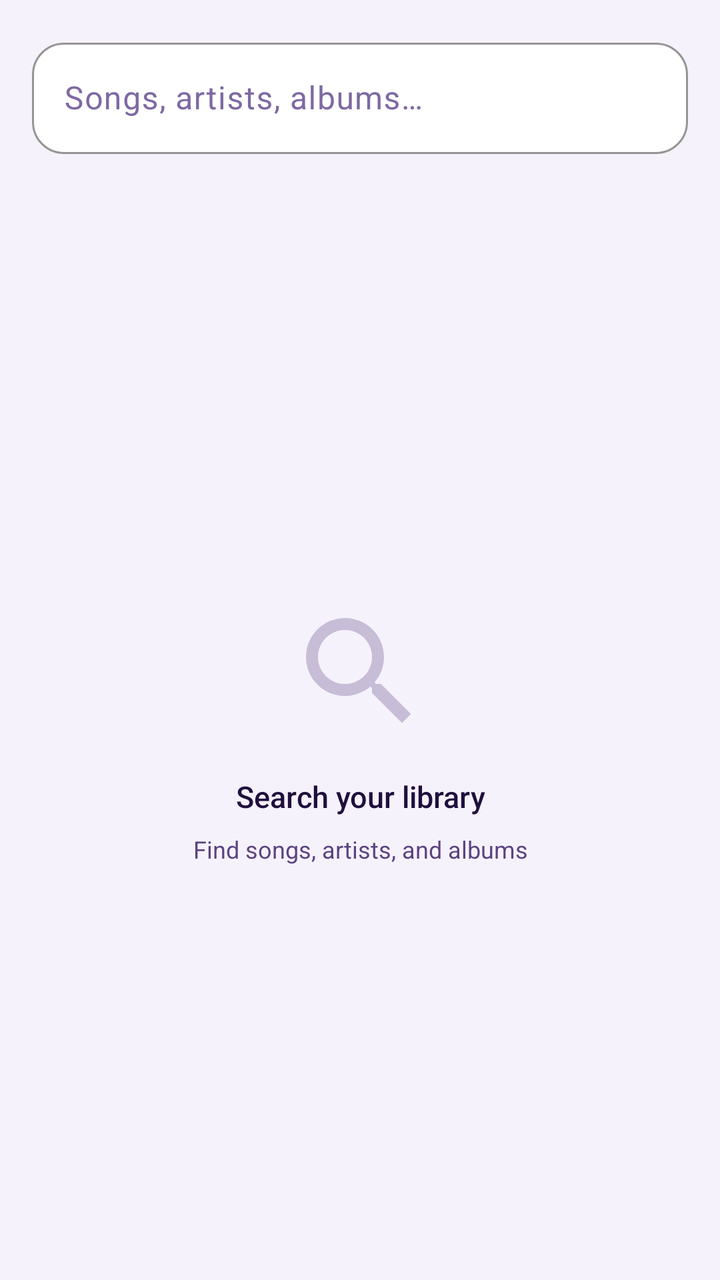
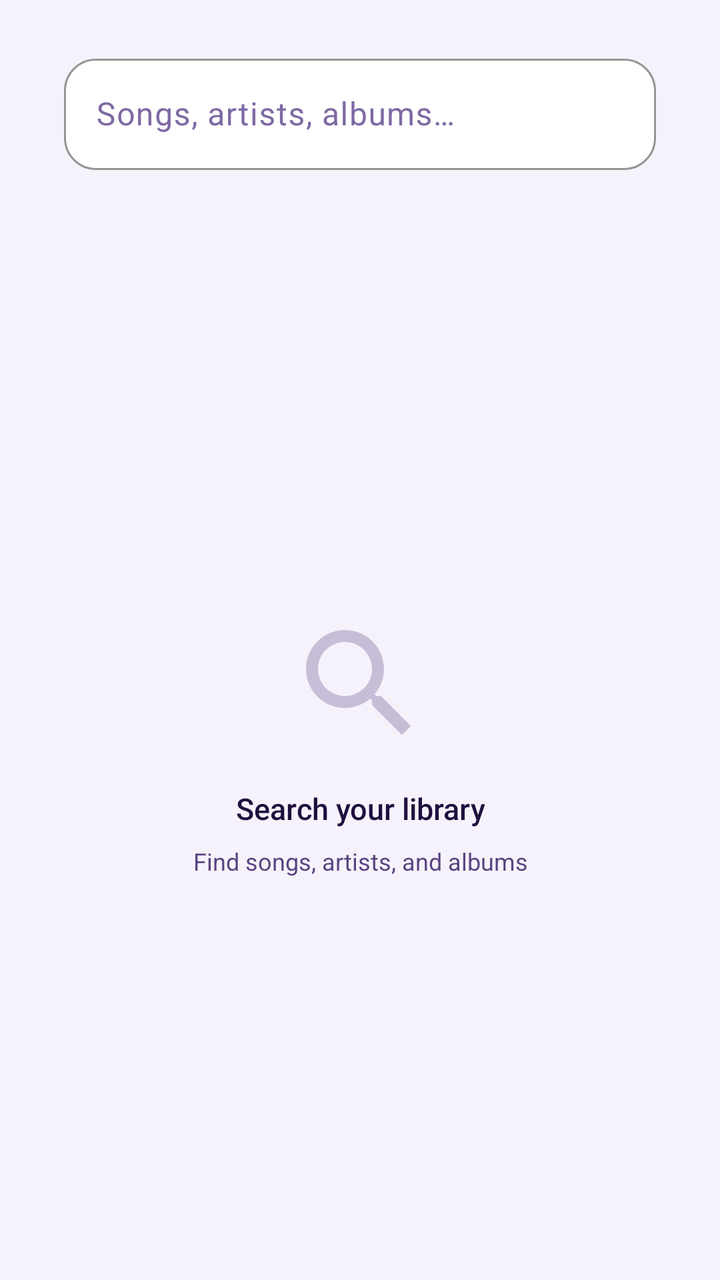

Compare the two renders of this Android layout. The source of the first and the diff that turns it into the second are given below.
<!-- AndroidManifest.xml: application theme Theme.Swara -->
<!-- res/layout/fragment_search.xml -->
<?xml version="1.0" encoding="utf-8"?>
<LinearLayout xmlns:android="http://schemas.android.com/apk/res/android"
    android:layout_width="match_parent"
    android:layout_height="match_parent"
    android:orientation="vertical"
    android:background="?android:attr/colorBackground">

    
    <LinearLayout
        android:layout_width="match_parent"
        android:layout_height="wrap_content"
        android:orientation="horizontal"
        android:padding="@dimen/dp_16"
        android:gravity="center_vertical">

        <com.google.android.material.textfield.TextInputLayout
            android:id="@+id/tilSearch"
            style="@style/Widget.Swara.TextField"
            android:layout_width="0dp"
            android:layout_height="wrap_content"
            android:layout_weight="1"
            android:hint="@string/search_hint">

            <com.google.android.material.textfield.TextInputEditText
                android:id="@+id/etSearch"
                android:layout_width="match_parent"
                android:layout_height="wrap_content"
                android:inputType="text"
                android:imeOptions="actionSearch"
                android:maxLines="1"
                android:textColor="?android:attr/textColorPrimary" />

        </com.google.android.material.textfield.TextInputLayout>

    </LinearLayout>

    
    <FrameLayout
        android:layout_width="match_parent"
        android:layout_height="0dp"
        android:layout_weight="1">

        <androidx.recyclerview.widget.RecyclerView
            android:id="@+id/recyclerView"
            android:layout_width="match_parent"
            android:layout_height="match_parent"
            android:paddingBottom="144dp"
            android:clipToPadding="false"
            android:overScrollMode="never"
            android:visibility="gone" />

        
        <LinearLayout
            android:id="@+id/layoutPrompt"
            android:layout_width="wrap_content"
            android:layout_height="wrap_content"
            android:layout_gravity="center"
            android:orientation="vertical"
            android:gravity="center"
            android:padding="@dimen/dp_32">

            <ImageView
                android:id="@+id/ivPromptIcon"
                android:layout_width="72dp"
                android:layout_height="72dp"
                android:src="@drawable/ic_nav_search"
                android:alpha="0.3" />

            <TextView
                android:id="@+id/tvPromptTitle"
                android:layout_width="wrap_content"
                android:layout_height="wrap_content"
                android:text="@string/search_empty_title"
                android:textSize="@dimen/text_title_md"
                android:textColor="?android:attr/textColorPrimary"
                android:fontFamily="sans-serif-medium"
                android:layout_marginTop="@dimen/dp_16"
                android:gravity="center" />

            <TextView
                android:id="@+id/tvPromptSubtitle"
                android:layout_width="wrap_content"
                android:layout_height="wrap_content"
                android:text="@string/search_empty_subtitle"
                android:textSize="@dimen/text_body_sm"
                android:textColor="?android:attr/textColorSecondary"
                android:layout_marginTop="@dimen/dp_8"
                android:gravity="center" />

        </LinearLayout>

        
        <TextView
            android:id="@+id/tvNoResults"
            android:layout_width="wrap_content"
            android:layout_height="wrap_content"
            android:layout_gravity="center"
            android:textSize="@dimen/text_body_md"
            android:textColor="@color/swara_text_secondary"
            android:visibility="gone" />

        <ProgressBar
            android:id="@+id/progressBar"
            android:layout_width="wrap_content"
            android:layout_height="wrap_content"
            android:layout_gravity="center"
            android:indeterminateTint="@color/swara_gold"
            android:visibility="gone" />

    </FrameLayout>

</LinearLayout>
<!-- resources referenced by this layout -->
<resources>
  <color name="swara_gold">#C9A84C</color>
  <color name="swara_text_secondary">#9B7EC8</color>
  <dimen name="dp_16">16dp</dimen>
  <dimen name="dp_32">32dp</dimen>
  <dimen name="dp_8">8dp</dimen>
  <dimen name="text_body_md">14sp</dimen>
  <dimen name="text_body_sm">12sp</dimen>
  <dimen name="text_title_md">15sp</dimen>
  <!-- drawable ic_nav_search (drawable) -->
  <?xml version="1.0" encoding="utf-8"?>
  <vector xmlns:android="http://schemas.android.com/apk/res/android"
      android:width="24dp" android:height="24dp"
      android:viewportWidth="24" android:viewportHeight="24">
      <path android:fillColor="?attr/colorControlNormal"
          android:pathData="M15.5,14h-0.79l-0.28,-0.27C15.41,12.59 16,11.11 16,9.5 16,5.91 13.09,3 9.5,3S3,5.91 3,9.5 5.91,16 9.5,16c1.61,0 3.09,-0.59 4.23,-1.57l0.27,0.28v0.79l5,4.99L20.49,19l-4.99,-5zM9.5,14C7.01,14 5,11.99 5,9.5S7.01,5 9.5,5 14,7.01 14,9.5 11.99,14 9.5,14z"/>
  </vector>
  <string name="search_empty_subtitle">Find songs, artists, and albums</string>
  <string name="search_empty_title">Search your library</string>
  <string name="search_hint">Songs, artists, albums…</string>
  <style name="Widget.Swara.TextField" parent="Widget.Material3.TextInputLayout.OutlinedBox">
          <item name="boxBackgroundColor">@color/swara_light_surface</item>
          <item name="boxStrokeColor">@color/swara_light_stroke</item>
          <item name="hintTextColor">@color/swara_light_text_hint</item>
          <item name="android:textColorHint">@color/swara_light_text_hint</item>
          <item name="android:textColor">@color/swara_light_text_primary</item>
          <item name="boxCornerRadiusTopStart">@dimen/radius_md</item>
          <item name="boxCornerRadiusTopEnd">@dimen/radius_md</item>
          <item name="boxCornerRadiusBottomStart">@dimen/radius_md</item>
          <item name="boxCornerRadiusBottomEnd">@dimen/radius_md</item>
      </style>
  <color name="swara_light_surface">#FFFFFF</color>
  <color name="swara_light_stroke">#DCCDF2</color>
  <color name="swara_light_text_hint">#7E69A3</color>
  <color name="swara_light_text_primary">#1F0F3D</color>
  <dimen name="radius_md">16dp</dimen>
  <color name="swara_purple">#3D1F7A</color>
  <color name="swara_light_surface_variant">#EDE6F7</color>
  <color name="swara_gold_muted">#7A5A20</color>
  <color name="swara_gold_alpha_20">#33C9A84C</color>
  <color name="swara_lavender">#9B7EC8</color>
  <color name="swara_light_bg">#F6F2FC</color>
  <color name="swara_light_text_secondary">#5B4380</color>
  <!-- unchanged entries left out for length: 1 -->
</resources>

<!-- the commit's change to res/layout/fragment_search.xml (unified diff, before → after) -->
@@ -6,33 +6,43 @@
     android:background="?android:attr/colorBackground">
 
     
-    <LinearLayout
+    <FrameLayout
+        android:id="@+id/searchGlassContainer"
         android:layout_width="match_parent"
         android:layout_height="wrap_content"
-        android:orientation="horizontal"
-        android:padding="@dimen/dp_16"
-        android:gravity="center_vertical">
+        android:layout_marginHorizontal="16dp"
+        android:layout_marginTop="8dp"
+        android:layout_marginBottom="4dp">
 
-        <com.google.android.material.textfield.TextInputLayout
-            android:id="@+id/tilSearch"
-            style="@style/Widget.Swara.TextField"
-            android:layout_width="0dp"
+        <LinearLayout
+            android:layout_width="match_parent"
             android:layout_height="wrap_content"
-            android:layout_weight="1"
-            android:hint="@string/search_hint">
+            android:orientation="horizontal"
+            android:padding="@dimen/dp_16"
+            android:gravity="center_vertical">
 
-            <com.google.android.material.textfield.TextInputEditText
-                android:id="@+id/etSearch"
-                android:layout_width="match_parent"
+            <com.google.android.material.textfield.TextInputLayout
+                android:id="@+id/tilSearch"
+                style="@style/Widget.Swara.TextField"
+                android:layout_width="0dp"
                 android:layout_height="wrap_content"
-                android:inputType="text"
-                android:imeOptions="actionSearch"
-                android:maxLines="1"
-                android:textColor="?android:attr/textColorPrimary" />
+                android:layout_weight="1"
+                android:hint="@string/search_hint">
 
-        </com.google.android.material.textfield.TextInputLayout>
+                <com.google.android.material.textfield.TextInputEditText
+                    android:id="@+id/etSearch"
+                    android:layout_width="match_parent"
+                    android:layout_height="wrap_content"
+                    android:inputType="text"
+                    android:imeOptions="actionSearch"
+                    android:maxLines="1"
+                    android:textColor="?android:attr/textColorPrimary" />
 
-    </LinearLayout>
+            </com.google.android.material.textfield.TextInputLayout>
+
+        </LinearLayout>
+
+    </FrameLayout>
 
     
     <FrameLayout
@@ -44,7 +54,7 @@
             android:id="@+id/recyclerView"
             android:layout_width="match_parent"
             android:layout_height="match_parent"
-            android:paddingBottom="144dp"
+            android:paddingBottom="@dimen/bottom_content_padding"
             android:clipToPadding="false"
             android:overScrollMode="never"
             android:visibility="gone" />
